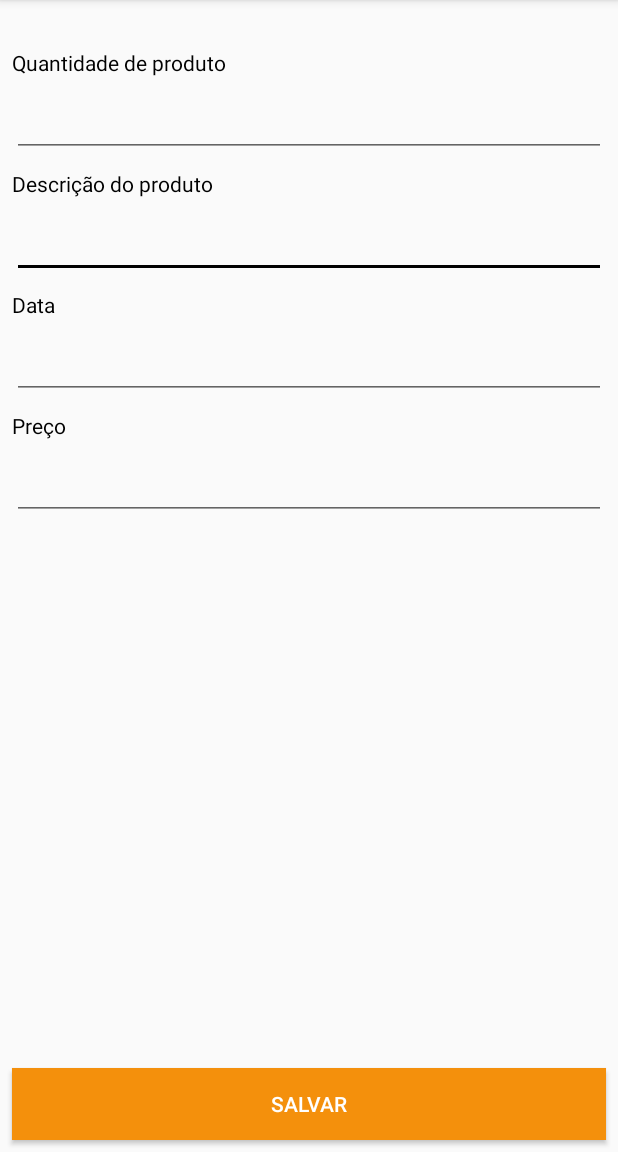
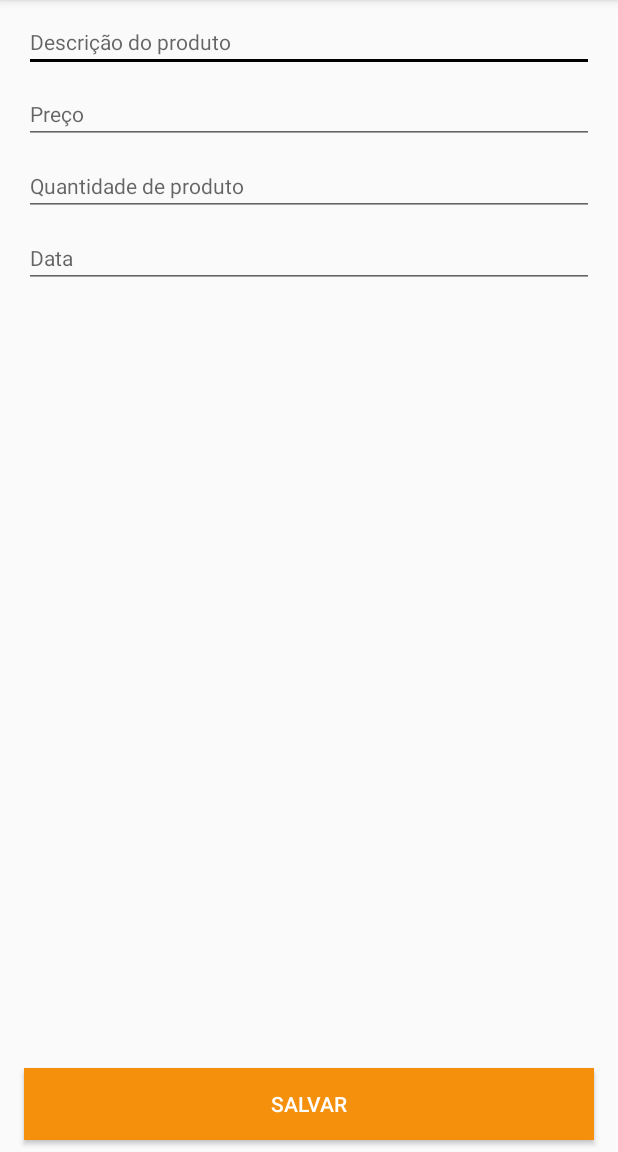
Before and after one commit to paulohdant/AppVendas, an Android app: the FormsVenda screen opened directly, with no data from a screen before it, on a phone screen of 412 x 824 dp, the part 84-1236 px from its top. Run offline under Robolectric (Android 15) with nearby library versions, the phone set to English and light mode, and no system bars.

Commit message:
Adicionando venda e listando venda por pessoa

```diff
--- a/app/src/main/java/com/example/appvendas/activities/FormsVenda.java
+++ b/app/src/main/java/com/example/appvendas/activities/FormsVenda.java
@@ -2,15 +2,95 @@ package com.example.appvendas.activities;
 
 import androidx.appcompat.app.AppCompatActivity;
 
+import android.content.Intent;
 import android.os.Bundle;
+import android.view.View;
+import android.widget.Button;
+import android.widget.EditText;
+import android.widget.Toast;
 
 import com.example.appvendas.R;
+import com.example.appvendas.data.VendaDAO;
+import com.example.appvendas.models.Venda;
 
 public class FormsVenda extends AppCompatActivity {
+    private EditText etDescForm;
+    private EditText etPrecoForm;
+    private EditText etQntForm;
+    private EditText etDataForm;
+    private Button btSalvarForm;
+    private Venda venda = new Venda();
+    private VendaDAO dao;
+    private Integer idDefalut = -1;
 
     @Override
     protected void onCreate(Bundle savedInstanceState) {
         super.onCreate(savedInstanceState);
         setContentView(R.layout.activity_forms_venda);
+        carregarComponentes();
+        carregarID();
+
+        dao = new VendaDAO(this);
+
+        btSalvarForm.setOnClickListener(new View.OnClickListener() {
+            @Override
+            public void onClick(View view) {
+                if(etDescForm.getText().toString().isEmpty() || etPrecoForm.getText().toString().isEmpty()
+                || etQntForm.getText().toString().isEmpty() || etDataForm.getText().toString().isEmpty()) {
+                    Toast.makeText(FormsVenda.this, "Preencha todos os dados antes de salvar!", Toast.LENGTH_LONG).show();
+                }
+                else {
+                        salvar();
+//                    else {
+//                        try {
+//                            dao.atualizar(idDefalut, etNomeCliente.getText().toString(), etNumeroCliente.getText().toString());
+//                            finish();
+//                        }
+//                        catch (Exception e) {
+//                            Toast.makeText(FormsCliente.this, "Erro ao alterar cliente!", Toast.LENGTH_LONG).show();
+//                        }
+//                    }
+                }
+            }
+        });
+    }
+
+    private void carregarComponentes() {
+        etDescForm = findViewById(R.id.etDescForm);
+        etPrecoForm = findViewById(R.id.etPrecoForm);
+        etQntForm = findViewById(R.id.etQntForm);
+        etDataForm = findViewById(R.id.etDataForm);
+        btSalvarForm = findViewById(R.id.btSalvarForm);
+    }
+
+    private void carregarID() {
+        Intent intent = getIntent();
+
+        Integer id = intent.getIntExtra("idCliente", -1);
+        idDefalut = id;
+    }
+
+    private void salvar() {
+        try {
+            String descricao = etDescForm.getText().toString();
+            String preco = etPrecoForm.getText().toString();
+            String quant = etQntForm.getText().toString();
+            String data = etDataForm.getText().toString();
+
+            Float precoFloat = Float.parseFloat(preco);
+            Integer quantInt = Integer.parseInt(quant);
+
+            venda.setDescricao(descricao);
+            venda.setPreco(precoFloat);
+            venda.setQuantidade(quantInt);
+            venda.setData(data);
+            venda.setIdCliente(idDefalut);
+
+            dao.inserir(venda);
+            finish();
+        }
+        catch (Exception e) {
+            Toast.makeText(this, "Erro ao salvar venda!", Toast.LENGTH_LONG).show();
+        }
     }
 }
--- a/app/src/main/java/com/example/appvendas/activities/MainActivity.java
+++ b/app/src/main/java/com/example/appvendas/activities/MainActivity.java
@@ -42,7 +42,6 @@ public class MainActivity extends AppCompatActivity {
         clientesFiltrados.addAll(clientes);
 
         AdapterCliente adapter = new AdapterCliente(this,  clientesFiltrados);
-        ListView listView = findViewById(R.id.listView);
         listView.setAdapter(adapter);
 
         registerForContextMenu(listView);
@@ -168,7 +167,11 @@ public class MainActivity extends AppCompatActivity {
     }
 
     public void cadastroVendaActivity(MenuItem item){
+        AdapterView.AdapterContextMenuInfo menuInfo = (AdapterView.AdapterContextMenuInfo) item.getMenuInfo();
+        final Cliente dadosCliente = clientesFiltrados.get(menuInfo.position);
+
         Intent i = new Intent(MainActivity.this, FormsVenda.class);
+        i.putExtra("idCliente", dadosCliente.getId());
         startActivity(i);
     }
 }
--- a/app/src/main/java/com/example/appvendas/adapters/AdapterVenda.java
+++ b/app/src/main/java/com/example/appvendas/adapters/AdapterVenda.java
@@ -10,6 +10,7 @@ import android.widget.TextView;
 import com.example.appvendas.R;
 import com.example.appvendas.models.Venda;
 
+import java.text.DecimalFormat;
 import java.util.ArrayList;
 import java.util.List;
 
@@ -35,9 +36,10 @@ public class AdapterVenda extends ArrayAdapter<Venda> {
         TextView tvPreco = linha.findViewById(R.id.tvPreco);
 
         tvDescricao.setText(listaVendas.get(position).getDescricao());
-        tvQuantidade.setText(listaVendas.get(position).getQuantidade());
+        tvQuantidade.setText("Qtd: " + listaVendas.get(position).getQuantidade().toString());
         tvData.setText(listaVendas.get(position).getData());
-        tvPreco.setText(listaVendas.get(position).getPreco().toString());
+        DecimalFormat formatter = new DecimalFormat("#.00");
+        tvPreco.setText(formatter.format(listaVendas.get(position).getPreco()) + " R$");
 
         return linha;
     }
--- a/app/src/main/java/com/example/appvendas/data/Conexao.java
+++ b/app/src/main/java/com/example/appvendas/data/Conexao.java
@@ -19,8 +19,6 @@ public class Conexao extends SQLiteOpenHelper {
         db.execSQL("CREATE TABLE cliente(_id INTEGER PRIMARY KEY AUTOINCREMENT, nome TEXT NOT NULL, numero TEXT NOT NULL)");
 
         db.execSQL("CREATE TABLE venda(_id INTEGER PRIMARY KEY AUTOINCREMENT, quantidade INTEGER NOT NUll, descricao TEXT NOT NULL, data TEXT NOT NULL, preco FLOAT NOT NULL, idCliente INTEGER, FOREIGN KEY (idCliente) REFERENCES cliente(id))");
-
-        //db.execSQL("SELECT * FROM venda WHERE idCliente = id");
     }
 
     @Override
--- a/app/src/main/res/layout/activity_forms_venda.xml
+++ b/app/src/main/res/layout/activity_forms_venda.xml
@@ -6,142 +6,91 @@
     android:layout_height="match_parent"
     tools:context=".activities.FormsVenda">
 
-    <TextView
-        android:id="@+id/tvQntForm"
-        android:layout_width="0dp"
-        android:layout_height="wrap_content"
-        android:layout_marginStart="8dp"
-        android:textColor="@color/colorAccent"
-        android:layout_marginLeft="8dp"
-        android:layout_marginTop="32dp"
-        android:layout_marginEnd="8dp"
-        android:layout_marginRight="8dp"
-        android:text="@string/tvQntForm"
-        app:layout_constraintEnd_toEndOf="parent"
-        app:layout_constraintStart_toStartOf="parent"
-        app:layout_constraintTop_toTopOf="parent" />
-
-    <TextView
-        android:id="@+id/tvDescForm"
-        android:layout_width="0dp"
-        android:layout_height="wrap_content"
-        android:layout_marginStart="8dp"
-        android:layout_marginLeft="8dp"
-        android:layout_marginTop="8dp"
-        android:layout_marginEnd="8dp"
-        android:layout_marginRight="8dp"
-        android:text="@string/tvDescForm"
-        app:layout_constraintEnd_toEndOf="parent"
-        android:textColor="@color/colorAccent"
-        app:layout_constraintStart_toStartOf="parent"
-        app:layout_constraintTop_toBottomOf="@+id/etQntForm" />
-
     <EditText
         android:id="@+id/etDescForm"
         android:layout_width="0dp"
         android:layout_height="wrap_content"
-        android:layout_marginStart="8dp"
-        android:layout_marginLeft="8dp"
+        android:layout_marginStart="16dp"
+        android:layout_marginLeft="16dp"
         android:layout_marginTop="8dp"
-        android:layout_marginEnd="8dp"
+        android:layout_marginEnd="16dp"
+        android:layout_marginRight="16dp"
+        android:ems="10"
+        android:gravity="start"
+        android:hint="@string/descricaoProduto"
+        android:inputType="textPersonName|textCapSentences"
         android:textColor="@color/colorAccent"
-        android:layout_marginRight="8dp"
-        android:ems="10"
-        android:inputType="textPersonName"
+        android:textSize="14sp"
         app:layout_constraintEnd_toEndOf="parent"
         app:layout_constraintStart_toStartOf="parent"
-        app:layout_constraintTop_toBottomOf="@+id/tvDescForm" />
-
-    <TextView
-        android:id="@+id/tvDataForm"
-        android:layout_width="0dp"
-        android:layout_height="wrap_content"
-        android:textColor="@color/colorAccent"
-        android:layout_marginStart="8dp"
-        android:layout_marginLeft="8dp"
-        android:layout_marginTop="8dp"
-        android:layout_marginEnd="8dp"
-        android:layout_marginRight="8dp"
-        android:text="@string/tvDataForm"
-        app:layout_constraintEnd_toEndOf="parent"
-        app:layout_constraintStart_toStartOf="parent"
-        app:layout_constraintTop_toBottomOf="@+id/etDescForm" />
-
-    <TextView
-        android:id="@+id/tvPrecoForm"
-        android:layout_width="0dp"
-        android:layout_height="wrap_content"
-        android:layout_marginStart="8dp"
-        android:layout_marginLeft="8dp"
-        android:layout_marginTop="8dp"
-        android:layout_marginEnd="8dp"
-        android:layout_marginRight="8dp"
-        android:text="@string/tvPrecoForm"
-        android:textColor="@color/colorAccent"
-        app:layout_constraintEnd_toEndOf="parent"
-        app:layout_constraintStart_toStartOf="parent"
-        app:layout_constraintTop_toBottomOf="@+id/etDataForm" />
+        app:layout_constraintTop_toTopOf="parent" />
 
     <EditText
         android:id="@+id/etQntForm"
         android:layout_width="0dp"
         android:layout_height="wrap_content"
-        android:layout_marginStart="8dp"
-        android:layout_marginLeft="8dp"
+        android:layout_marginStart="16dp"
+        android:layout_marginLeft="16dp"
         android:layout_marginTop="8dp"
-        android:layout_marginEnd="8dp"
-        android:layout_marginRight="8dp"
+        android:layout_marginEnd="16dp"
+        android:layout_marginRight="16dp"
+        android:ems="10"
+        android:hint="@string/QuantidadeProduto"
+        android:inputType="number"
         android:textColor="@color/colorAccent"
-        android:ems="10"
-        android:inputType="number"
+        android:textSize="14sp"
         app:layout_constraintEnd_toEndOf="parent"
         app:layout_constraintStart_toStartOf="parent"
-        app:layout_constraintTop_toBottomOf="@+id/tvQntForm" />
+        app:layout_constraintTop_toBottomOf="@+id/etPrecoForm" />
 
     <EditText
         android:id="@+id/etDataForm"
         android:layout_width="0dp"
         android:layout_height="wrap_content"
-        android:layout_marginStart="8dp"
-        android:layout_marginLeft="8dp"
+        android:layout_marginStart="16dp"
+        android:layout_marginLeft="16dp"
         android:layout_marginTop="8dp"
-        android:layout_marginEnd="8dp"
-        android:layout_marginRight="8dp"
+        android:layout_marginEnd="16dp"
+        android:layout_marginRight="16dp"
         android:ems="10"
+        android:hint="@string/DataProduto"
+        android:inputType="date"
         android:textColor="@color/colorAccent"
-        android:inputType="date"
+        android:textSize="14sp"
         app:layout_constraintEnd_toEndOf="parent"
         app:layout_constraintStart_toStartOf="parent"
-        app:layout_constraintTop_toBottomOf="@+id/tvDataForm" />
+        app:layout_constraintTop_toBottomOf="@+id/etQntForm" />
 
     <EditText
         android:id="@+id/etPrecoForm"
         android:layout_width="0dp"
         android:layout_height="wrap_content"
-        android:layout_marginStart="8dp"
-        android:layout_marginLeft="8dp"
+        android:layout_marginStart="16dp"
+        android:layout_marginLeft="16dp"
         android:layout_marginTop="8dp"
-        android:layout_marginEnd="8dp"
-        android:layout_marginRight="8dp"
+        android:layout_marginEnd="16dp"
+        android:layout_marginRight="16dp"
         android:ems="10"
+        android:hint="@string/precoProduto"
+        android:inputType="numberSigned|number|numberDecimal"
         android:textColor="@color/colorAccent"
-        android:inputType="number"
+        android:textSize="14sp"
         app:layout_constraintEnd_toEndOf="parent"
         app:layout_constraintStart_toStartOf="parent"
-        app:layout_constraintTop_toBottomOf="@+id/tvPrecoForm" />
+        app:layout_constraintTop_toBottomOf="@+id/etDescForm" />
 
     <Button
         android:id="@+id/btSalvarForm"
         android:layout_width="0dp"
         android:layout_height="wrap_content"
-        android:layout_marginStart="8dp"
-        android:layout_marginLeft="8dp"
-        android:layout_marginEnd="8dp"
-        android:layout_marginRight="8dp"
+        android:layout_marginStart="16dp"
+        android:layout_marginLeft="16dp"
+        android:layout_marginEnd="16dp"
+        android:layout_marginRight="16dp"
+        android:layout_marginBottom="8dp"
         android:background="@color/colorYellowHard"
+        android:text="@string/salvar"
         android:textColor="@color/colorWhite"
-        android:layout_marginBottom="8dp"
-        android:text="Salvar"
         app:layout_constraintBottom_toBottomOf="parent"
         app:layout_constraintEnd_toEndOf="parent"
         app:layout_constraintStart_toStartOf="parent" />
--- a/app/src/main/res/values/strings.xml
+++ b/app/src/main/res/values/strings.xml
@@ -11,8 +11,8 @@
     <string name="excluirCliente">Excluir</string>
     <string name="atualizaCliente">Atualizar Cliente</string>
     <string name="cadastraVenda">Cadastrar Venda</string>
-    <string name="tvQntForm">Quantidade de produto</string>
-    <string name="tvDescForm">Descrição do produto</string>
-    <string name="tvDataForm">Data</string>
-    <string name="tvPrecoForm">Preço</string>
+    <string name="QuantidadeProduto">Quantidade de produto</string>
+    <string name="descricaoProduto">Descrição do produto</string>
+    <string name="DataProduto">Data</string>
+    <string name="precoProduto">Preço</string>
 </resources>
```
Also changed, not shown: app/src/main/java/com/example/appvendas/activities/ListarVendasActivity.java (+27 -1 lines), app/src/main/java/com/example/appvendas/data/ClienteDAO.java (+0 -34 lines), app/src/main/java/com/example/appvendas/data/VendaDAO.java (added, +64 -0 lines), app/src/main/java/com/example/appvendas/models/Venda.java (+26 -3 lines), app/src/main/res/layout/listview_vendas.xml (+44 -80 lines).
